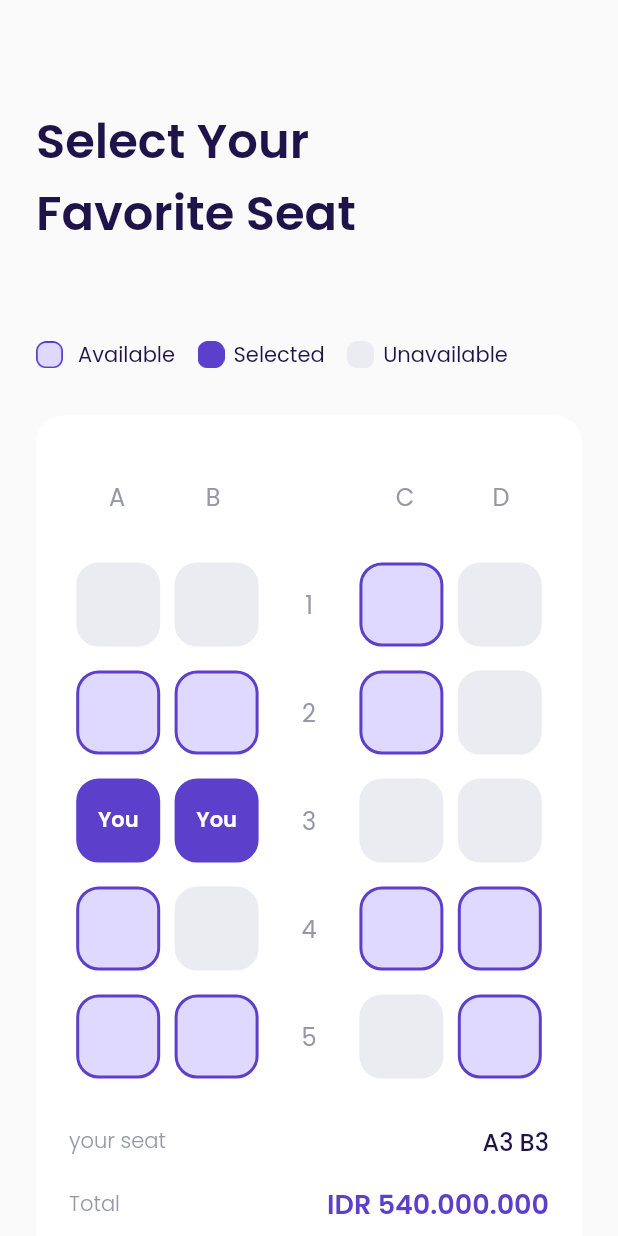
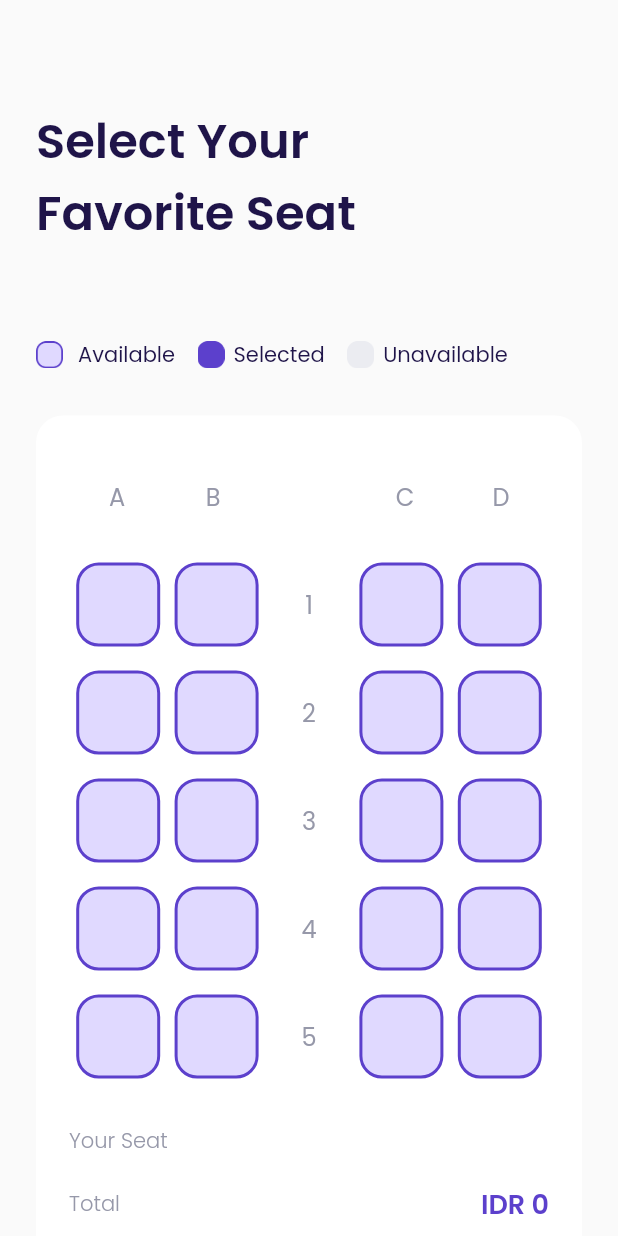
Before and after one commit to riseman14/airplane, a Flutter app: the DetailPage screen opened directly with empty values, scrolled down 137 dp, after a tap on "Book Now", on a phone screen of 412 x 824 dp. Run offline on Flutter 3.47's test engine with Material 2 defaults, Android fonts, the phone set to English and light mode, and no system bars; our stand-ins replace bloc, cloud_firestore, equatable, firebase_auth, firebase_core, flutter_bloc and 1 more; accounts and stored records are empty; network calls fail.

Commit message:
fix choose seat

```diff
--- /dev/null
+++ b/lib/cubit/seat_cubit.dart
@@ -0,0 +1,24 @@
+import 'package:bloc/bloc.dart';
+
+class SeatCubit extends Cubit<List<String>> {
+  SeatCubit() : super([]);
+
+  void selectSeat(String id) {
+    if (!isSelected(id)) {
+      state.add(id);
+    } else {
+      state.remove(id);
+    }
+    emit(List.from(state));
+  }
+
+  bool isSelected(String id) {
+    int index = state.indexOf(id);
+
+    if (index == -1) {
+      return false;
+    } else {
+      return true;
+    }
+  }
+}
--- a/lib/main.dart
+++ b/lib/main.dart
@@ -1,6 +1,7 @@
 import 'package:airplane/cubit/auth_cubit.dart';
 import 'package:airplane/cubit/destination_cubit.dart';
 import 'package:airplane/cubit/page_cubit.dart';
+import 'package:airplane/cubit/seat_cubit.dart';
 import 'package:airplane/ui/pages/bonus_page.dart';
 import 'package:airplane/ui/pages/get_started.dart';
 import 'package:airplane/ui/pages/main_page.dart';
@@ -33,6 +34,9 @@ class MyApp extends StatelessWidget {
         ),
         BlocProvider(
           create: (context) => DestinationCubit(),
+        ),
+        BlocProvider(
+          create: (context) => SeatCubit(),
         )
       ],
       child: MaterialApp(
--- a/lib/ui/pages/choose_seat_page.dart
+++ b/lib/ui/pages/choose_seat_page.dart
@@ -1,11 +1,16 @@
+import 'package:airplane/cubit/seat_cubit.dart';
+import 'package:airplane/models/destination_model.dart';
 import 'package:airplane/shared/theme.dart';
 import 'package:airplane/ui/pages/checkout_page.dart';
 import 'package:airplane/ui/widgets/custom_button.dart';
 import 'package:airplane/ui/widgets/seat_item.dart';
 import 'package:flutter/material.dart';
+import 'package:flutter_bloc/flutter_bloc.dart';
+import 'package:intl/intl.dart';
 
 class ChooseSeat extends StatelessWidget {
-  const ChooseSeat({Key? key}) : super(key: key);
+  final DestinationModel destination;
+  const ChooseSeat(this.destination, {Key? key}) : super(key: key);
 
   @override
   Widget build(BuildContext context) {
@@ -88,6 +93,8 @@ class ChooseSeat extends StatelessWidget {
     }
 
     Widget selectSeat() {
+      return BlocBuilder<SeatCubit, List<String>>(
+        builder: (context, state) {
           return Container(
             width: double.infinity,
             margin: EdgeInsets.only(
@@ -179,11 +186,9 @@ class ChooseSeat extends StatelessWidget {
                     children: [
                       SeatItem(
                         id: 'A1',
-                    status: 2,
                       ),
                       SeatItem(
                         id: 'B1',
-                    status: 2,
                       ),
                       Container(
                         width: 48,
@@ -199,11 +204,9 @@ class ChooseSeat extends StatelessWidget {
                       ),
                       SeatItem(
                         id: 'C1',
-                    status: 0,
                       ),
                       SeatItem(
                         id: 'D1',
-                    status: 2,
                       ),
                     ],
                   ),
@@ -219,11 +222,9 @@ class ChooseSeat extends StatelessWidget {
                     children: [
                       SeatItem(
                         id: 'A2',
-                    status: 0,
                       ),
                       SeatItem(
                         id: 'B2',
-                    status: 0,
                       ),
                       Container(
                         width: 48,
@@ -239,11 +240,9 @@ class ChooseSeat extends StatelessWidget {
                       ),
                       SeatItem(
                         id: 'C2',
-                    status: 0,
                       ),
                       SeatItem(
                         id: 'D2',
-                    status: 2,
                       ),
                     ],
                   ),
@@ -259,11 +258,9 @@ class ChooseSeat extends StatelessWidget {
                     children: [
                       SeatItem(
                         id: 'A3',
-                    status: 1,
                       ),
                       SeatItem(
                         id: 'B3',
-                    status: 1,
                       ),
                       Container(
                         width: 48,
@@ -279,11 +276,9 @@ class ChooseSeat extends StatelessWidget {
                       ),
                       SeatItem(
                         id: 'C3',
-                    status: 2,
                       ),
                       SeatItem(
                         id: 'D3',
-                    status: 2,
                       ),
                     ],
                   ),
@@ -299,11 +294,9 @@ class ChooseSeat extends StatelessWidget {
                     children: [
                       SeatItem(
                         id: 'A4',
-                    status: 0,
                       ),
                       SeatItem(
                         id: 'B4',
-                    status: 2,
                       ),
                       Container(
                         width: 48,
@@ -319,11 +312,9 @@ class ChooseSeat extends StatelessWidget {
                       ),
                       SeatItem(
                         id: 'C4',
-                    status: 0,
                       ),
                       SeatItem(
                         id: 'D4',
-                    status: 0,
                       ),
                     ],
                   ),
@@ -339,11 +330,9 @@ class ChooseSeat extends StatelessWidget {
                     children: [
                       SeatItem(
                         id: 'A5',
-                    status: 0,
                       ),
                       SeatItem(
                         id: 'B5',
-                    status: 0,
                       ),
                       Container(
                         width: 48,
@@ -359,11 +348,9 @@ class ChooseSeat extends StatelessWidget {
                       ),
                       SeatItem(
                         id: 'C5',
-                    status: 2,
                       ),
                       SeatItem(
                         id: 'D5',
-                    status: 0,
                       ),
                     ],
                   ),
@@ -376,16 +363,22 @@ class ChooseSeat extends StatelessWidget {
                     mainAxisAlignment: MainAxisAlignment.spaceBetween,
                     children: [
                       Text(
-                    'your seat',
+                        'Your Seat',
                         style: greyTextStyle.copyWith(
                           fontWeight: light,
                         ),
                       ),
-                  Text(
-                    'A3 B3',
+                      Spacer(),
+                      Expanded(
+                        child: SingleChildScrollView(
+                          scrollDirection: Axis.vertical,
+                          child: Text(
+                            state.join(', '),
                             style: blackTextStyle.copyWith(
                                 fontSize: 16, fontWeight: medium),
-                  )
+                          ),
+                        ),
+                      ),
                     ],
                   ),
                 ),
@@ -403,7 +396,9 @@ class ChooseSeat extends StatelessWidget {
                         ),
                       ),
                       Text(
-                    'IDR 540.000.000',
+                        NumberFormat.currency(
+                                locale: 'id', symbol: 'IDR ', decimalDigits: 0)
+                            .format(state.length * destination.price),
                         style: purpleTextStyle.copyWith(
                             fontSize: 18, fontWeight: semiBold),
                       )
@@ -412,6 +407,8 @@ class ChooseSeat extends StatelessWidget {
                 )
               ],
             ),
+          );
+        },
       );
     }
 
--- a/lib/ui/pages/detail_page.dart
+++ b/lib/ui/pages/detail_page.dart
@@ -262,7 +262,7 @@ class DetailPage extends StatelessWidget {
                       Navigator.push(
                         context,
                         MaterialPageRoute(
-                          builder: (context) => ChooseSeat(),
+                          builder: (context) => ChooseSeat(destination),
                         ),
                       );
                     },
--- a/lib/ui/widgets/seat_item.dart
+++ b/lib/ui/widgets/seat_item.dart
@@ -1,66 +1,62 @@
+import 'package:airplane/cubit/seat_cubit.dart';
 import 'package:airplane/shared/theme.dart';
 import 'package:flutter/material.dart';
+import 'package:flutter_bloc/flutter_bloc.dart';
 
 class SeatItem extends StatelessWidget {
-  final int status;
+  final bool isAvailable;
   final String id;
   //NOTE: 0 = AVAILABLE 1 = SELECTED 2 = UNAVAILABLE
 
-  const SeatItem({Key? key, required this.status, required this.id})
+  const SeatItem({Key? key, this.isAvailable = true, required this.id})
       : super(key: key);
 
   @override
   Widget build(BuildContext context) {
+    bool isSelected = context.watch<SeatCubit>().isSelected(id);
+
     backgroundColor() {
-      switch (status) {
-        case 0:
+      if (!isAvailable) {
+        return kUnavailable;
+      } else {
+        if (isSelected) {
+          return kPrimaryColor;
+        } else {
           return kAvailable;
-        case 1:
-          return kPrimaryColor;
-        case 2:
-          return kUnavailable;
-
-        default:
-          return kUnavailable;
+        }
       }
     }
 
     borderColor() {
-      switch (status) {
-        case 0:
+      if (!isAvailable) {
+        return kUnavailable;
+      } else {
         return kPrimaryColor;
-        case 1:
-          return kPrimaryColor;
-        case 2:
-          return kUnavailable;
-
-        default:
-          return kUnavailable;
       }
     }
 
     child() {
-      switch (status) {
-        case 0:
-          return SizedBox();
-        case 1:
+      if (isSelected) {
         return Center(
           child: Text(
-              'You',
-              style:
-                  whiteTextStyle.copyWith(fontSize: 14, fontWeight: semiBold),
+            'YOU',
+            style: whiteTextStyle.copyWith(
+              fontWeight: semiBold,
+            ),
           ),
         );
-
-        case 2:
-          return SizedBox();
-
-        default:
+      } else {
         return SizedBox();
       }
     }
 
-    return Container(
+    return GestureDetector(
+      onTap: () {
+        if (isAvailable) {
+          context.read<SeatCubit>().selectSeat(id);
+        }
+      },
+      child: Container(
           width: 56,
           height: 56,
           decoration: BoxDecoration(
@@ -71,6 +67,7 @@ class SeatItem extends StatelessWidget {
               width: 2,
             ),
           ),
-        child: child());
+          child: child()),
+    );
   }
 }
```
Lines whose indentation alone changed are shown as unchanged.
